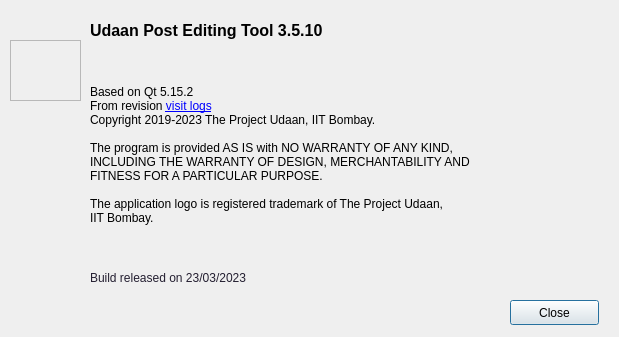
Above: FrameWorkCode/about.ui from UDAAN-LEAP/leap-pe-tool before the change. Below: the same form after it.
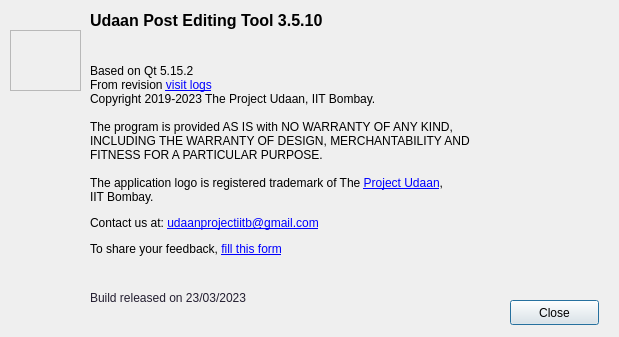
That is the form after the change. Icons and pictures are not drawn.

Patch:
```diff
--- a/FrameWorkCode/about.ui
+++ b/FrameWorkCode/about.ui
@@ -17,7 +17,7 @@
    <property name="geometry">
     <rect>
      <x>10</x>
-     <y>40</y>
+     <y>30</y>
      <width>71</width>
      <height>61</height>
     </rect>
@@ -36,7 +36,7 @@
    <property name="geometry">
     <rect>
      <x>90</x>
-     <y>20</y>
+     <y>10</y>
      <width>241</width>
      <height>21</height>
     </rect>
@@ -49,20 +49,20 @@
    <property name="geometry">
     <rect>
      <x>90</x>
-     <y>60</y>
-     <width>461</width>
-     <height>191</height>
+     <y>40</y>
+     <width>471</width>
+     <height>241</height>
     </rect>
    </property>
    <property name="text">
-    <string>&lt;html&gt;&lt;head/&gt;&lt;body&gt;&lt;p&gt;Based on Qt 5.15.2&lt;br/&gt;From revision &lt;a href=&quot;https://github.com/UDAAN-LEAP/leap-pe-tool/commits/master&quot;&gt;&lt;span style=&quot; text-decoration: underline; color:#0000ff;&quot;&gt;visit logs&lt;/span&gt;&lt;/a&gt;&lt;br/&gt;Copyright 2019-2023 The Project Udaan, IIT Bombay.&lt;br/&gt;&lt;br/&gt;The program is provided AS IS with NO WARRANTY OF ANY KIND,&lt;br/&gt;INCLUDING THE WARRANTY OF DESIGN, MERCHANTABILITY AND &lt;br/&gt;FITNESS FOR A PARTICULAR PURPOSE.&lt;br/&gt;&lt;br/&gt;The application logo is registered trademark of The Project Udaan,&lt;br/&gt;IIT Bombay.&lt;/p&gt;&lt;/body&gt;&lt;/html&gt;</string>
+    <string>&lt;html&gt;&lt;head/&gt;&lt;body&gt;&lt;p&gt;Based on Qt 5.15.2&lt;br/&gt;From revision &lt;a href=&quot;https://github.com/UDAAN-LEAP/leap-pe-tool/commits/master&quot;&gt;&lt;span style=&quot; text-decoration: underline; color:#0000ff;&quot;&gt;visit logs&lt;/span&gt;&lt;/a&gt;&lt;br/&gt;Copyright 2019-2023 The Project Udaan, IIT Bombay.&lt;br/&gt;&lt;br/&gt;The program is provided AS IS with NO WARRANTY OF ANY KIND,&lt;br/&gt;INCLUDING THE WARRANTY OF DESIGN, MERCHANTABILITY AND &lt;br/&gt;FITNESS FOR A PARTICULAR PURPOSE.&lt;br/&gt;&lt;br/&gt;The application logo is registered trademark of The &lt;a href=&quot;https://udaanproject.org/&quot;&gt;&lt;span style=&quot; text-decoration: underline; color:#0000ff;&quot;&gt;Project Udaan&lt;/span&gt;&lt;/a&gt;,&lt;br/&gt;IIT Bombay.&lt;/p&gt;&lt;p&gt;Contact us at: &lt;a href=&quot;mailto:udaanprojectiitb@gmail.com&quot;&gt;&lt;span style=&quot; text-decoration: underline; color:#0000ff;&quot;&gt;udaanprojectiitb@gmail.com&lt;/span&gt;&lt;/a&gt;&lt;/p&gt;&lt;p&gt;To share your feedback, &lt;a href=&quot;https://udaanproject.org/&quot;&gt;&lt;span style=&quot; text-decoration: underline; color:#0000ff;&quot;&gt;fill this form&lt;/span&gt;&lt;/a&gt;&lt;/p&gt;&lt;/body&gt;&lt;/html&gt;</string>
    </property>
   </widget>
   <widget class="QLabel" name="label_3">
    <property name="geometry">
     <rect>
      <x>90</x>
-     <y>270</y>
+     <y>290</y>
      <width>341</width>
      <height>16</height>
     </rect>
```
